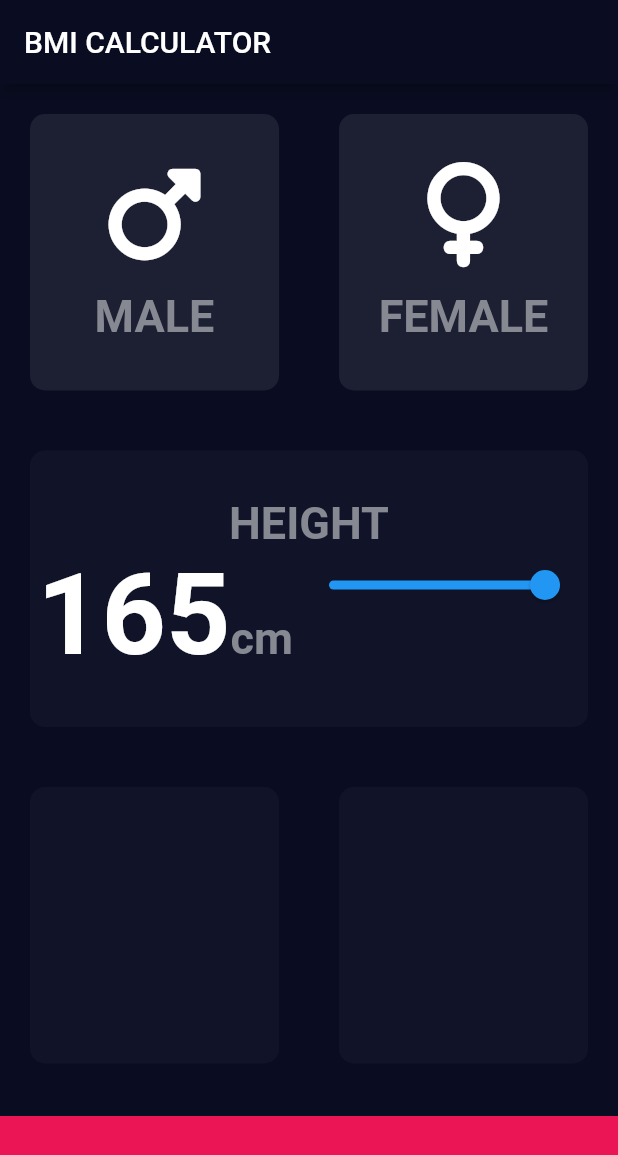
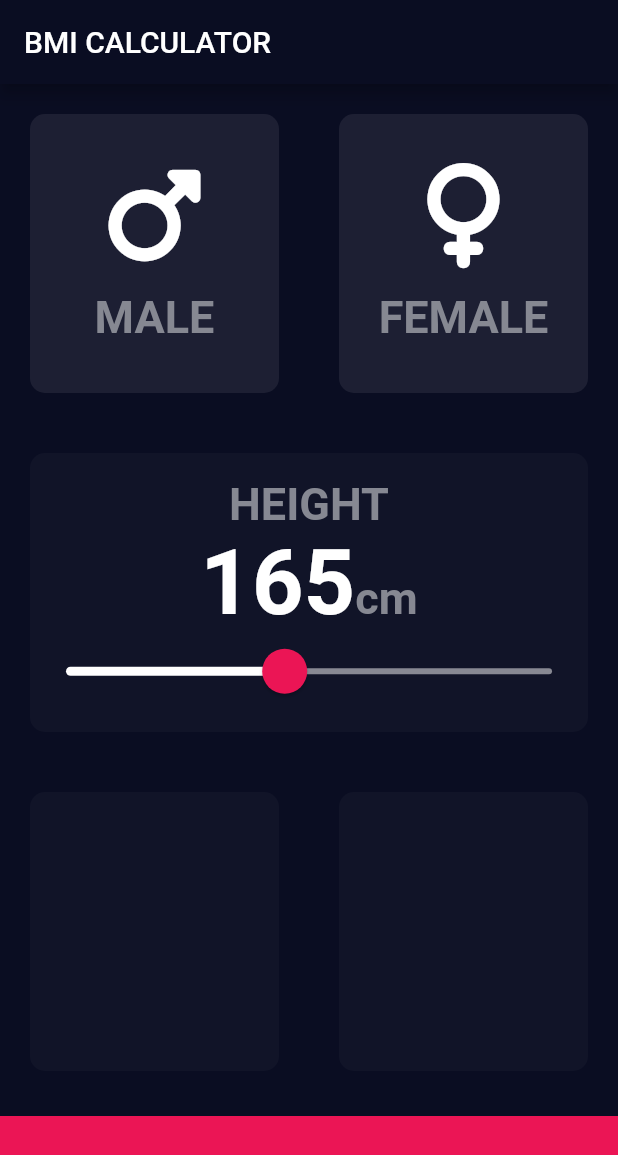
Before and after one commit to HeratUni-CS/bmi-calculator-JalaluddinKhafi, a Flutter app: the screen it shows after launch, on a phone screen of 412 x 824 dp. Shown: the top 1155 px of the screen. Run offline on Flutter 3.47's test engine with Material 2 defaults, Android fonts, the phone set to English and light mode, and no system bars; our stand-ins replace font_awesome_flutter.

Commit message:
slider thumb added

```diff
--- a/lib/constant.dart
+++ b/lib/constant.dart
@@ -5,7 +5,7 @@ const kbottomContainerColor = Color(0xFFEB1555);
 const kactCardColor = Color(0xFF111428);
 const kinActiveCardColor=Color(0xFF1D1F33);
 const knumberStyle=TextStyle(
-fontSize: 75,
+fontSize: 60,
   fontWeight: FontWeight.bold,
 );
 const klableStyle= TextStyle(
--- a/lib/inputPage.dart
+++ b/lib/inputPage.dart
@@ -76,19 +76,29 @@ class _InputPageState extends State<InputPage> {
                       Text('cm',
                       style: klableStyle,
                       ),
-                      Slider(
-                          value: height.toDouble(),
 
-                          onChanged: (double value){
-                            setState(() {
-                              height=value.round();
-                            });
-                          }
-
-
-                      )
                     ],
                   ),
+                  SliderTheme(
+                    data: SliderThemeData(
+                      thumbShape: RoundSliderThumbShape(enabledThumbRadius: 15),
+                    ),
+                    child: Slider(
+                      value: height.toDouble(),
+
+                      onChanged: (double value){
+                        setState(() {
+                          height=value.round();
+                        });
+                      },
+                      min:120,
+                      max: 220,
+                      activeColor: Colors.white,
+                      inactiveColor: Color(0xFF888993),
+                      thumbColor: Color(0xFFEB1555),
+
+                    ),
+                  )
                 ],
               ),
             ),
@@ -107,7 +117,7 @@ class _InputPageState extends State<InputPage> {
             Container(
               height: 80,
               color: kbottomContainerColor,
-              margin: EdgeInsets.only(top: 15),
+              margin: EdgeInsets.only(top: 10),
             )
           ],
         ));
```
